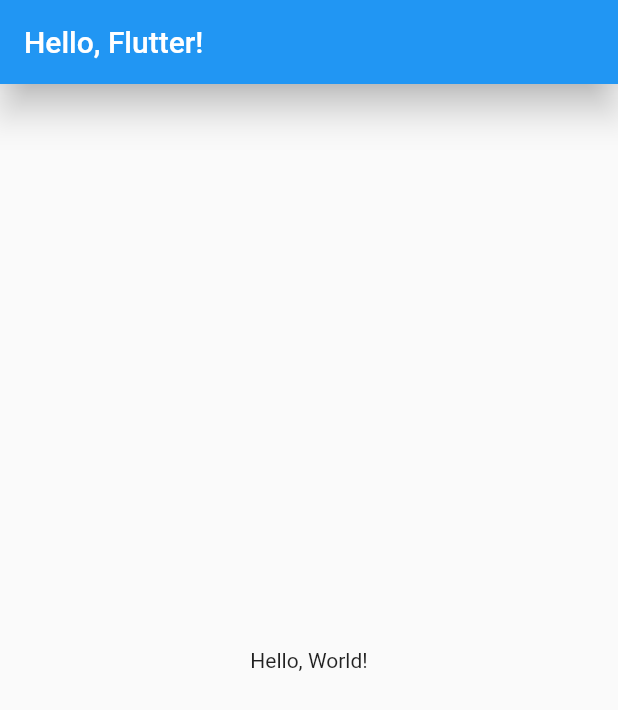
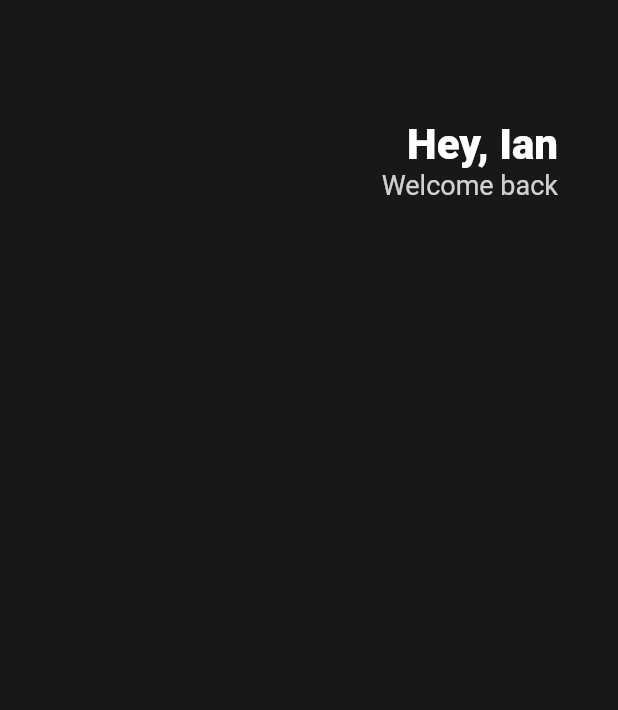
Before and after one commit to hg-ian-choi/flutter-example, a Flutter app: the screen it shows after launch, on a phone screen of 412 x 824 dp. Shown: the top 710 px of the screen. Run offline on Flutter 3.47's test engine with Material 2 defaults, Android fonts, the phone set to English and light mode, and no system bars.

Commit message:
nmc: try padding, column, row, etc...

```diff
--- a/nmc/lib/main.dart
+++ b/nmc/lib/main.dart
@@ -9,13 +9,41 @@ class MyApp extends StatelessWidget {
   Widget build(BuildContext context) {
     return MaterialApp(
       home: Scaffold(
-        appBar: AppBar(
-          centerTitle: false,
-          elevation: 10,
-          title: Text('Hello, Flutter!'),
-        ),
-        body: Center(
-          child: Text('Hello, World!'),
+        backgroundColor: Color(0xFF181818),
+        body: Padding(
+          padding: EdgeInsets.symmetric(horizontal: 40),
+          child: Column(
+            children: [
+              SizedBox(
+                height: 80,
+              ),
+              Row(
+                mainAxisAlignment: MainAxisAlignment.end,
+                children: [
+                  Column(
+                    crossAxisAlignment: CrossAxisAlignment.end,
+                    children: [
+                      Text(
+                        'Hey, Ian',
+                        style: TextStyle(
+                          color: Colors.white,
+                          fontSize: 28,
+                          fontWeight: FontWeight.w800,
+                        ),
+                      ),
+                      Text(
+                        'Welcome back',
+                        style: TextStyle(
+                          color: Colors.white.withOpacity(0.8),
+                          fontSize: 18,
+                        ),
+                      ),
+                    ],
+                  )
+                ],
+              )
+            ],
+          ),
         ),
       ),
     );
```
